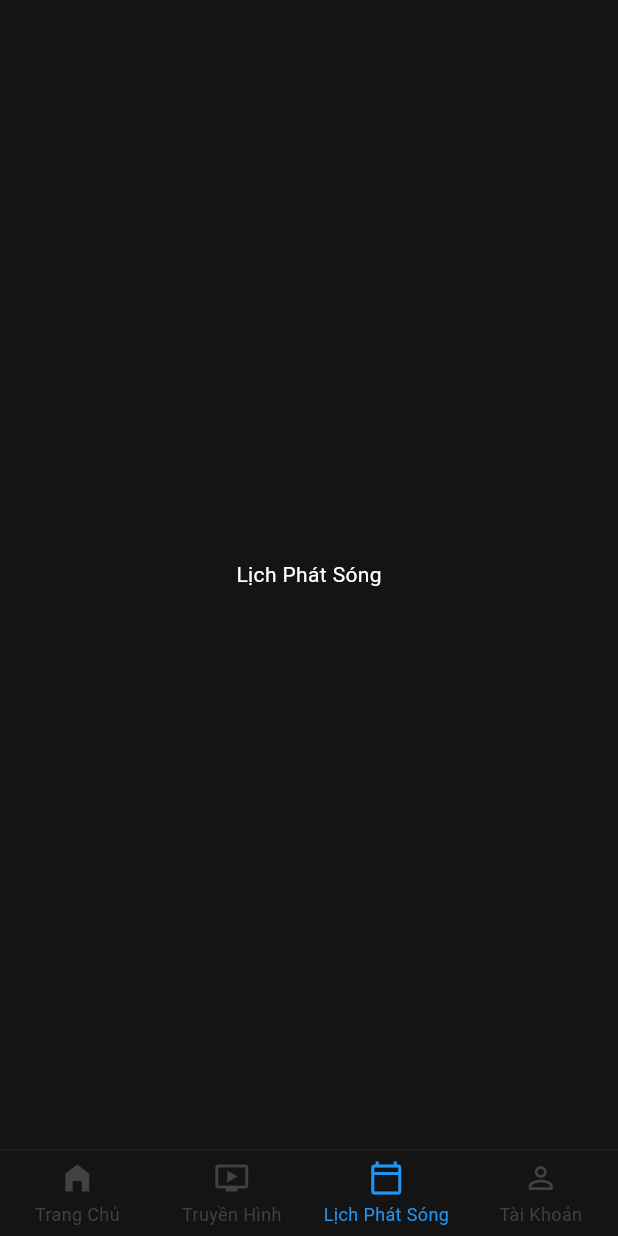
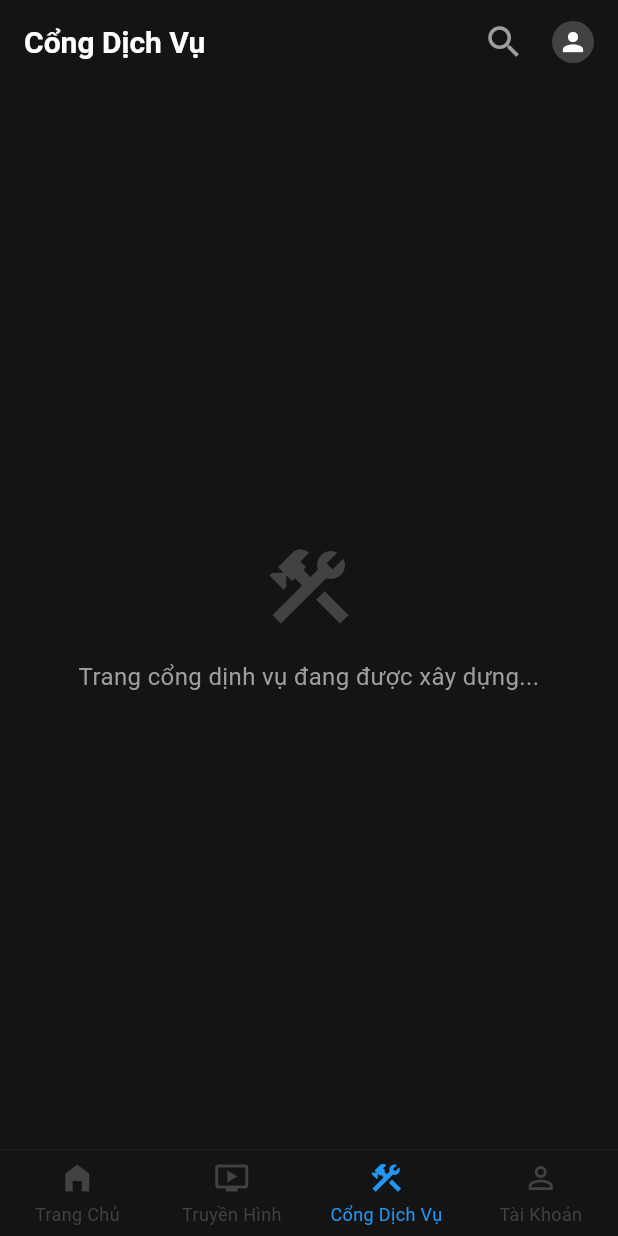
Before and after one commit to Jduc1809/vtv_go_design-1, a Flutter app: the screen it shows after launch, item 3 of the bottom bar chosen, on a phone screen of 412 x 824 dp. Run offline on Flutter 3.47's test engine with Material 3 defaults, Android fonts, the phone set to English and light mode, and no system bars; our stand-ins replace scrollable_positioned_list, share_plus, shared_preferences, video_player; network calls fail.

```diff
--- a/lib/main_wrapper.dart
+++ b/lib/main_wrapper.dart
@@ -2,6 +2,7 @@ import 'package:flutter/material.dart';
 
 import 'channels_screen.dart';
 import 'home_screen.dart';
+import 'service_screen.dart';
 
 class MainWrapper extends StatefulWidget {
   const MainWrapper({super.key});
@@ -17,9 +18,7 @@ class _MainWrapperState extends State<MainWrapper> {
   final List<Widget> _screens = [
     const HomeScreen(), // Index 0: Trang Chủ
     const ChannelsScreen(), // Index 1: Kênh
-    const Center(
-      child: Text('Lịch Phát Sóng', style: TextStyle(color: Colors.white)),
-    ), // Index 2 Placeholder
+    const ServiceScreen(), // Index 2: Cổng Dịch Vụ
     const Center(
       child: Text('Tài Khoản', style: TextStyle(color: Colors.white)),
     ), // Index 3 Placeholder
@@ -68,9 +67,9 @@ class _MainWrapperState extends State<MainWrapper> {
             BottomNavigationBarItem(
               icon: Padding(
                 padding: EdgeInsets.only(bottom: 4),
-                child: Icon(Icons.calendar_today_outlined),
+                child: Icon(Icons.construction),
               ),
-              label: 'Lịch Phát Sóng',
+              label: 'Cổng Dịch Vụ',
             ),
             BottomNavigationBarItem(
               icon: Padding(
--- a/lib/home_screen.dart
+++ b/lib/service_screen.dart
@@ -1,7 +1,8 @@
 import 'package:flutter/material.dart';
 
-class HomeScreen extends StatelessWidget {
-  const HomeScreen({super.key});
+// ignore: camel_case_types
+class ServiceScreen extends StatelessWidget {
+  const ServiceScreen({super.key});
 
   @override
   Widget build(BuildContext context) {
@@ -11,10 +12,13 @@ class HomeScreen extends StatelessWidget {
       backgroundColor: bgColor,
       appBar: AppBar(
         backgroundColor: bgColor,
-        title: Image.asset(
-          'assets/VTVgo_logo.jpg',
-          height: 28,
-          fit: BoxFit.contain,
+        title: Text(
+          'Cổng Dịch Vụ',
+          style: TextStyle(
+            color: Colors.white,
+            fontSize: 20,
+            fontWeight: FontWeight.bold,
+          ),
         ),
         actions: [
           IconButton(
@@ -38,7 +42,7 @@ class HomeScreen extends StatelessWidget {
             Icon(Icons.construction, size: 64, color: Colors.grey[800]),
             const SizedBox(height: 16),
             const Text(
-              'Trang Chủ đang được xây dựng...',
+              'Trang cổng dịnh vụ đang được xây dựng...',
               textAlign: TextAlign.center,
               style: TextStyle(color: Colors.grey, fontSize: 16),
             ),
--- a/pubspec.yaml
+++ b/pubspec.yaml
@@ -16,6 +16,9 @@ dependencies:
   shared_preferences: ^2.5.5
   video_player: ^2.11.1
 
+  font_awesome_flutter: ^10.8.0
+  share_plus: ^13.1.0
+  scrollable_positioned_list: ^0.3.8
 dev_dependencies:
   flutter_test:
     sdk: flutter
```
Also changed, not shown: lib/channels_screen.dart (+0 -14 lines), lib/stream_screen.dart (+85 -7 lines), pubspec.lock, 5 other files.
